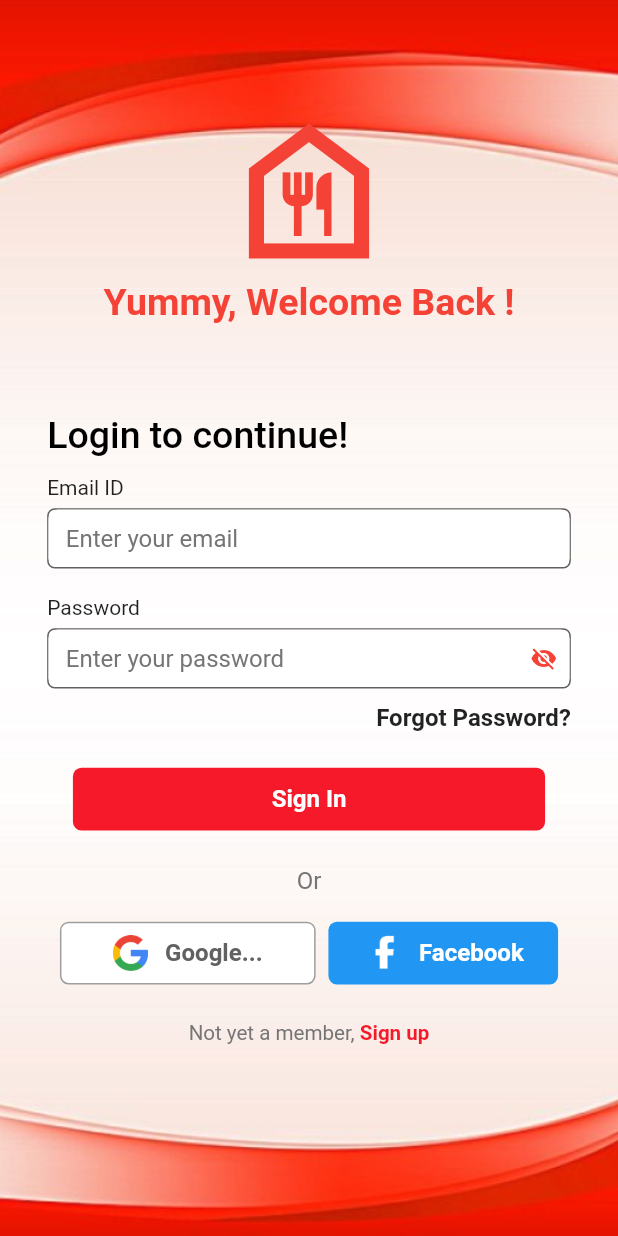
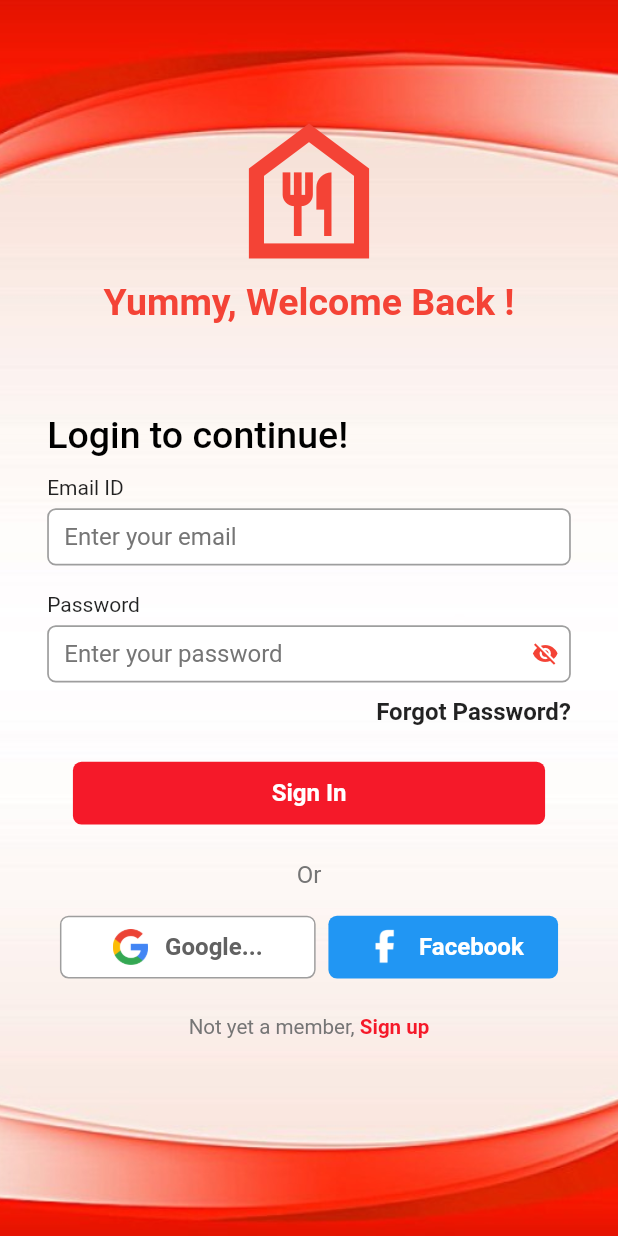
Before and after one commit to XuanHaPham/Food-Ordering, a Flutter app: the screen it shows after launch, on a phone screen of 412 x 824 dp. Run offline on Flutter 3.47's test engine with Material 2 defaults, Android fonts, the phone set to English and light mode, and no system bars; our stand-ins replace awesome_dialog, dotted_border, expandable, feather_icons_flutter, firebase_auth, firebase_core and 6 more; missing offline and left inert: bubbled_navigation_bar, flutter_facebook_auth; accounts and stored records are empty.

Commit message:
#43 setup dialog

```diff
--- a/food_ordering/lib/core/viewmodels/commons/interfaces/iauth_viewmodel.dart
+++ b/food_ordering/lib/core/viewmodels/commons/interfaces/iauth_viewmodel.dart
@@ -5,6 +5,10 @@ import 'package:food_ordering/core/app_models/result_app_model.dart';
 abstract class IAuthViewmodel implements ChangeNotifier{
   User get currentUser;
 
+  Future<void> signInWithEmailAndPassword(
+    String email,
+    String password,
+  );
   Future<void> signInWithGoogle();
   Future<void> signInWithFaceBook();
   Future<void> signOut();
--- a/food_ordering/lib/main.dart
+++ b/food_ordering/lib/main.dart
@@ -1,4 +1,4 @@
-import 'package:device_preview/device_preview.dart';
+ import 'package:device_preview/device_preview.dart';
 import 'package:firebase_core/firebase_core.dart';
 import 'package:flutter/material.dart';
 import 'package:flutter_easyloading/flutter_easyloading.dart';
--- a/food_ordering/lib/ui/common/dialogs/yes_no_dialog.dart
+++ b/food_ordering/lib/ui/common/dialogs/yes_no_dialog.dart
@@ -1,3 +1,4 @@
+import 'package:awesome_dialog/awesome_dialog.dart';
 import 'package:flutter/material.dart';
 import 'package:food_ordering/ui/common/dialogs/base_dialog.dart';
 
@@ -11,9 +12,6 @@ class YesNoDialog extends StatefulWidget {
 class _YesNoDialogState extends State<YesNoDialog> {
   @override
   Widget build(BuildContext context) {
-    return BaseDialog(
-      background: Colors.blueAccent,
-      message: "HA HA HA HA",
-    );
+    return null;
   }
 }
--- a/food_ordering/lib/ui/screens/sign_in_screen/sign_in_screen.dart
+++ b/food_ordering/lib/ui/screens/sign_in_screen/sign_in_screen.dart
@@ -18,7 +18,9 @@ class SignInSCreen extends StatefulWidget {
 class _SignInScreenState extends State<SignInSCreen> {
   IAuthViewmodel _authViewmodel;
   var _showPassword;
-
+  final _formKey = GlobalKey<FormState>();
+  String _userName;
+  String _password;
   @override
   void initState() {
     super.initState();
@@ -39,6 +41,10 @@ class _SignInScreenState extends State<SignInSCreen> {
 
   Future<void> _facebookSignInPress() async {
     await _authViewmodel.signInWithFaceBook();
+  }
+
+  Future<void> _usernameAndPasswordSignIn(String email, String password) async {
+    await _authViewmodel.signInWithEmailAndPassword(email, password);
   }
 
   @override
@@ -93,22 +99,27 @@ class _SignInScreenState extends State<SignInSCreen> {
                 SizedBox(
                   height: 10.h,
                 ),
+                Form(
+                  key: _formKey,
+                  child: Column(
+                    crossAxisAlignment: CrossAxisAlignment.start,
+                    children: [
                       Text("Email ID"),
                       SizedBox(
                         height: 5.h,
                       ),
-                Container(
-                  decoration: BoxDecoration(
-                    border: Border.all(
-                      color: Colors.grey[700],
-                      width: 1,
-                    ),
-                    borderRadius: BorderRadius.all(Radius.circular(5)),
-                  ),
-                  child: TextFormField(
+                      TextFormField(
                         textInputAction: TextInputAction.next,
                         keyboardType: TextInputType.emailAddress,
-                    onChanged: (value) {},
+                        onChanged: (value) {
+                          _userName = value;
+                        },
+                        validator: (value) {
+                          if (value.isEmpty) {
+                            return 'Please input your email.';
+                          }
+                          return null;
+                        },
                         style: TextStyle(
                           fontSize: 14.sp,
                         ),
@@ -116,24 +127,26 @@ class _SignInScreenState extends State<SignInSCreen> {
                           hintText: "Enter your email",
                           filled: true,
                           fillColor: Colors.white,
-                      contentPadding:
-                          EdgeInsets.symmetric(horizontal: 10.w, vertical: 8.h),
+                          contentPadding: EdgeInsets.symmetric(
+                              horizontal: 10.w, vertical: 8.h),
                           isDense: true,
-                      hintStyle:
-                          TextStyle(fontSize: 14.sp, color: Colors.grey[600]),
+                          hintStyle: TextStyle(
+                              fontSize: 14.sp, color: Colors.grey[600]),
                           focusColor: Colors.blue,
                           enabledBorder: OutlineInputBorder(
                             borderRadius: BorderRadius.circular(5.r),
-                        borderSide: BorderSide(width: 1.w, color: Colors.white),
+                            borderSide:
+                                BorderSide(width: 1.w, color: Colors.grey),
                           ),
                           focusedBorder: OutlineInputBorder(
                             borderRadius: BorderRadius.circular(5.r),
-                        borderSide: BorderSide(width: 1.w, color: Colors.white),
+                            borderSide:
+                                BorderSide(width: 1.w, color: Colors.grey),
                           ),
                           border: OutlineInputBorder(
                             borderRadius: BorderRadius.circular(5.r),
-                        borderSide: BorderSide(width: 1.w, color: Colors.white),
-                      ),
+                            borderSide:
+                                BorderSide(width: 1.w, color: Colors.grey),
                           ),
                         ),
                       ),
@@ -144,17 +157,17 @@ class _SignInScreenState extends State<SignInSCreen> {
                       SizedBox(
                         height: 5.h,
                       ),
-                Container(
-                  padding: EdgeInsets.all(0),
-                  decoration: BoxDecoration(
-                    border: Border.all(
-                      color: Colors.grey[700],
-                      width: 1,
-                    ),
-                    borderRadius: BorderRadius.all(Radius.circular(5)),
-                  ),
-                  child: TextFormField(
+                      TextFormField(
                         textInputAction: TextInputAction.done,
+                        validator: (value) {
+                          if (value.isEmpty) {
+                            return 'Please input your password.';
+                          }
+                          return null;
+                        },
+                        onChanged: (value) {
+                          _password = value;
+                        },
                         keyboardType: TextInputType.visiblePassword,
                         obscureText: !_showPassword,
                         cursorColor: Colors.red,
@@ -163,23 +176,26 @@ class _SignInScreenState extends State<SignInSCreen> {
                           hintText: "Enter your password",
                           filled: true,
                           fillColor: Colors.white,
-                      contentPadding:
-                          EdgeInsets.symmetric(horizontal: 10.w, vertical: 8.h),
+                          contentPadding: EdgeInsets.symmetric(
+                              horizontal: 10.w, vertical: 8.h),
                           isDense: true,
-                      hintStyle:
-                          TextStyle(fontSize: 14.sp, color: Colors.grey[600]),
+                          hintStyle: TextStyle(
+                              fontSize: 14.sp, color: Colors.grey[600]),
                           focusColor: Colors.blue,
                           enabledBorder: OutlineInputBorder(
                             borderRadius: BorderRadius.circular(5.r),
-                        borderSide: BorderSide(width: 1.w, color: Colors.white),
+                            borderSide:
+                                BorderSide(width: 1.w, color: Colors.grey),
                           ),
                           focusedBorder: OutlineInputBorder(
                             borderRadius: BorderRadius.circular(5.r),
-                        borderSide: BorderSide(width: 1.w, color: Colors.white),
+                            borderSide:
+                                BorderSide(width: 1.w, color: Colors.grey),
                           ),
                           border: OutlineInputBorder(
                             borderRadius: BorderRadius.circular(5.r),
-                        borderSide: BorderSide(width: 1.w, color: Colors.white),
+                            borderSide:
+                                BorderSide(width: 1.w, color: Colors.grey),
                           ),
                           suffixIconConstraints: BoxConstraints(),
                           suffixIcon: GestureDetector(
@@ -198,7 +214,6 @@ class _SignInScreenState extends State<SignInSCreen> {
                           ),
                         ),
                       ),
-                ),
                       Container(
                         margin: EdgeInsets.only(top: 10),
                         alignment: Alignment.centerRight,
@@ -211,8 +226,11 @@ class _SignInScreenState extends State<SignInSCreen> {
                         ),
                       ),
                       InkWell(
-                  onTap: () {
-                    Get.to(HomeScreen());
+                        onTap: () async {
+                          if (_formKey.currentState.validate()) {
+                            await _usernameAndPasswordSignIn(
+                                _userName, _password);
+                          }
                         },
                         child: Ink(
                           child: Container(
@@ -233,6 +251,9 @@ class _SignInScreenState extends State<SignInSCreen> {
                               ),
                             ),
                           ),
+                        ),
+                      ),
+                    ],
                   ),
                 ),
                 Text(
@@ -284,7 +305,7 @@ class _SignInScreenState extends State<SignInSCreen> {
                       ),
                     ),
                     InkWell(
-                      onTap: () async{
+                      onTap: () async {
                         await _facebookSignInPress();
                       },
                       child: Container(
--- a/food_ordering/pubspec.yaml
+++ b/food_ordering/pubspec.yaml
@@ -43,6 +43,7 @@ dependencies:
   google_sign_in: ^4.5.3
   flutter_facebook_auth: ^2.0.1
   flutter_easyloading: ^2.2.2
+  awesome_dialog: ^1.3.2
 
 dev_dependencies:
   flutter_test:
```
Also changed, not shown: food_ordering/lib/core/viewmodels/commons/implements/auth_viewmodel.dart (+10 -5 lines), food_ordering/lib/ui/common/dialogs/base_dialog.dart (+17 -1 lines), food_ordering/lib/ui/utils/dialog_utils.dart (+12 -9 lines), food_ordering/pubspec.lock. Lines whose indentation alone changed are shown as unchanged.
